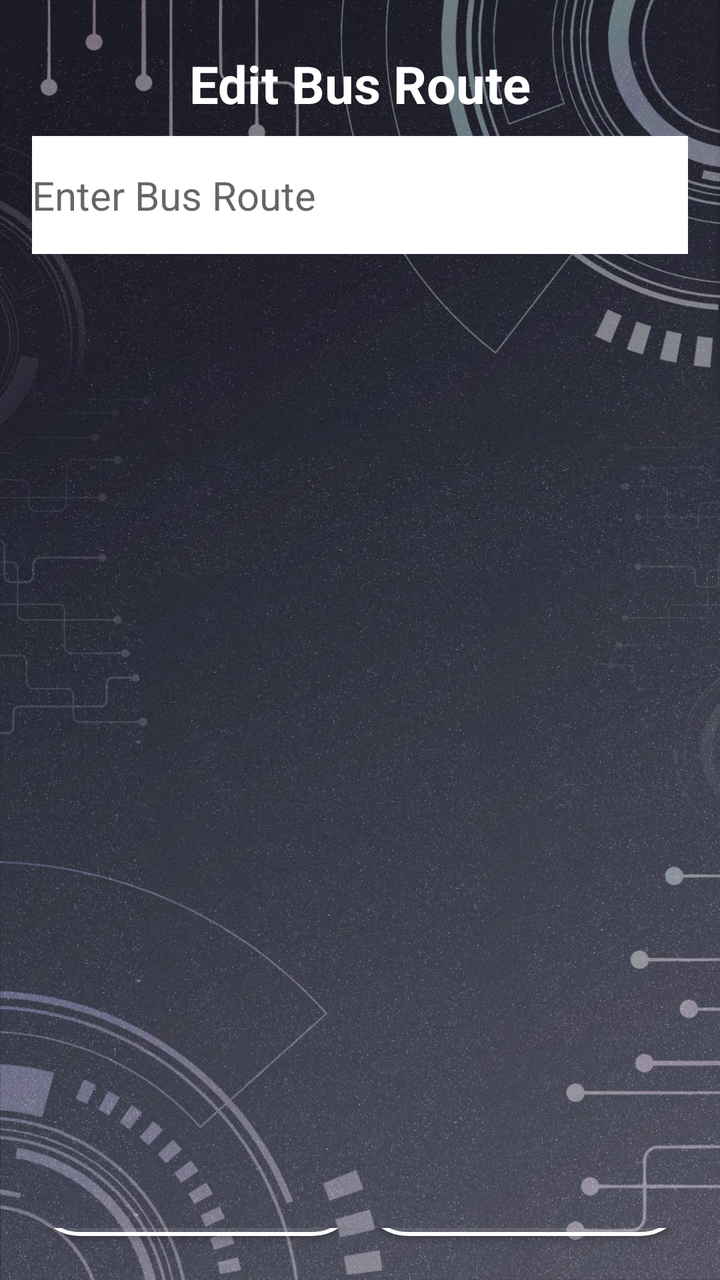
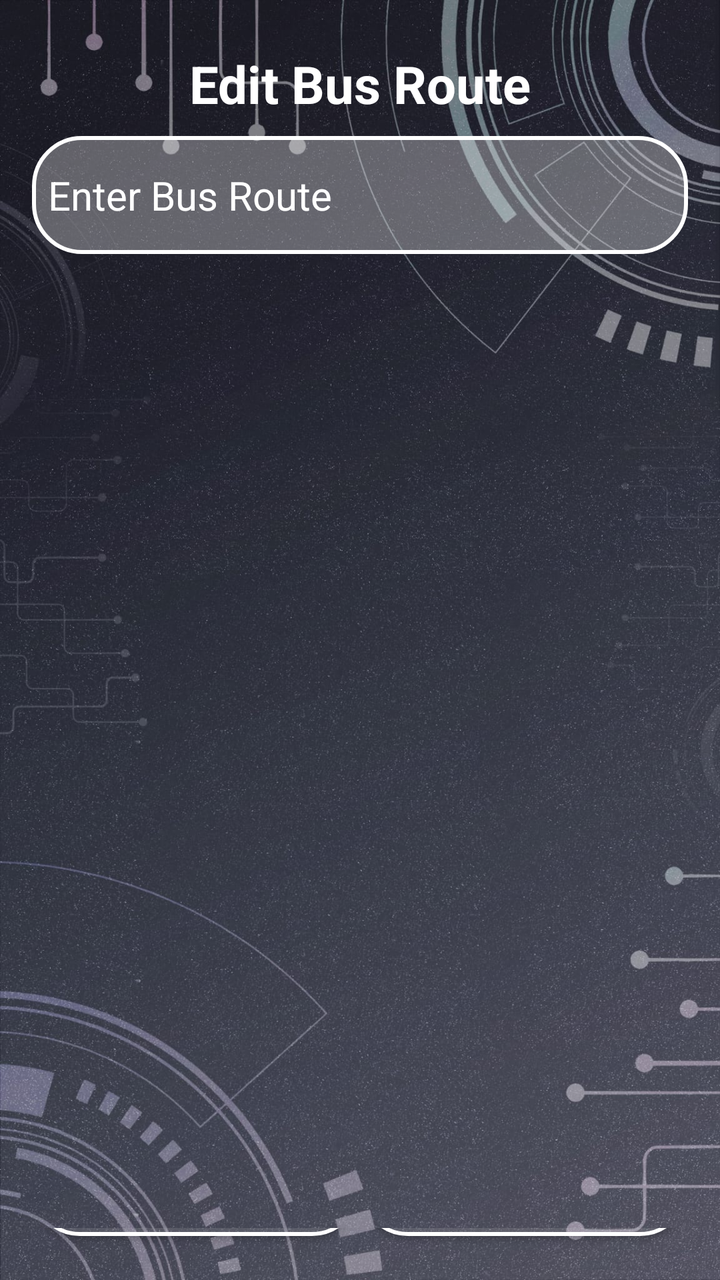

An Android layout rendered at two revisions. The XML below is the earlier revision; the diff shows what the commit changed to produce the second picture.
<!-- AndroidManifest.xml: application theme Theme.VISTA -->
<!-- res/layout/activity_edit_route.xml -->
<LinearLayout
    xmlns:android="http://schemas.android.com/apk/res/android"
    xmlns:tools="http://schemas.android.com/tools"
    xmlns:app="http://schemas.android.com/apk/res-auto"
    android:id="@+id/main"
    android:layout_width="match_parent"
    android:layout_height="match_parent"
    android:orientation="vertical"
    android:padding="16sp"
    tools:context=".FindBusEditMenuFunction.EditRouteActivity"
    android:background="@drawable/background">

    <TextView
        android:layout_width="match_parent"
        android:layout_height="52dp"
        android:gravity="center"
        android:text="@string/EditRouteActivity_title"
        android:textColor="@color/white"
        android:textSize="26sp"
        android:textStyle="bold" />

    <EditText
        android:id="@+id/etBusRoute"
        android:layout_width="match_parent"
        android:layout_height="59dp"
        android:layout_marginBottom="10dp"
        android:background="@color/white"
        android:hint="@string/EditRouteActivity_input"
        android:textSize="20sp" />

    <TextView
        android:layout_width="match_parent"
        android:layout_height="461dp"
        android:gravity="center"
        android:text=""
        android:textColor="@color/white"
        android:textSize="26sp"
        android:textStyle="bold" />

    
    <LinearLayout
        android:orientation="horizontal"
        android:layout_width="match_parent"
        android:layout_height="wrap_content"
        android:gravity="bottom"
        android:layout_marginTop="16dp"
        android:weightSum="2">

        
        <com.google.android.material.button.MaterialButton
            android:id="@+id/btnEditRouteActivityConfirm"
            style="@style/SemiTransparentRoundedButton"
            android:layout_width="0dp"
            android:layout_height="83dp"
            android:layout_weight="1"
            android:text="@string/btn_Confirm"
            android:textSize="22sp"
            android:textStyle="bold" />

        
        <com.google.android.material.button.MaterialButton
            android:id="@+id/btnEditRouteActivityNext"
            style="@style/SemiTransparentRoundedButton"
            android:layout_width="0dp"
            android:layout_height="83dp"
            android:layout_weight="1"
            android:text="@string/btn_next"
            android:textSize="22sp"
            android:textStyle="bold" />
    </LinearLayout>
</LinearLayout>
<!-- resources referenced by this layout -->
<resources>
  <color name="white">#FFFFFF</color>
  <!-- drawable background: jpeg bitmap (drawable, 288114 bytes) -->
  <string name="EditRouteActivity_input">Enter Bus Route</string>
  <string name="EditRouteActivity_title">Edit Bus Route</string>
  <string name="btn_Confirm">Confirm</string>
  <string name="btn_next">Next</string>
  <style name="SemiTransparentRoundedButton" parent="Widget.MaterialComponents.Button">
          <item name="android:textColor">#FFFFFF</item>
          <item name="background">@drawable/button_selector</item> 
          <item name="cornerRadius">24dp</item>
          <item name="strokeColor">#FFFFFF</item>
          <item name="strokeWidth">2dp</item>
          <item name="backgroundTint">#20FFFFFF</item> 
      </style>
  <style name="Theme.VISTA" parent="Theme.MaterialComponents.Light.NoActionBar">
          
          <item name="colorPrimary">@color/semi_transparent_white</item>
          <item name="colorPrimaryVariant">@color/semi_transparent_white</item>
          <item name="colorOnPrimary">@color/white</item>
          
      </style>
  <!-- drawable button_selector (drawable) -->
  <?xml version="1.0" encoding="utf-8"?>
  <selector xmlns:android="http://schemas.android.com/apk/res/android">
      
      <item android:state_pressed="true">
          <shape android:shape="rectangle">
              <solid android:color="#20FFFFFF" /> 
              <stroke android:width="2dp" android:color="#FFFFFF" />
              <corners android:radius="24dp" />
          </shape>
      </item>
  
      
      <item android:state_selected="true">
          <shape android:shape="rectangle">
              <solid android:color="#FFFF00" /> 
              <stroke android:width="2dp" android:color="#FFFFFF" />
              <corners android:radius="24dp" />
          </shape>
      </item>
  
      
      <item>
          <shape android:shape="rectangle">
              <solid android:color="#20FFFFFF" /> 
              <stroke android:width="2dp" android:color="#FFFFFF" />
              <corners android:radius="24dp" />
          </shape>
      </item>
  </selector>
  <color name="semi_transparent_white">#80FFFFFF</color>
</resources>

<!-- the commit's change to res/layout/activity_edit_route.xml (unified diff, before → after) -->
@@ -24,9 +24,11 @@
         android:layout_width="match_parent"
         android:layout_height="59dp"
         android:layout_marginBottom="10dp"
-        android:background="@color/white"
+        android:background="@drawable/edittext_background"
         android:hint="@string/EditRouteActivity_input"
-        android:textSize="20sp" />
+        android:textSize="20sp"
+        android:textColor="@color/white"
+        android:textColorHint="@color/white"/>
 
     <TextView
         android:layout_width="match_parent"
<!-- resource entries referenced after the edit -->
@@ -2,6 +2,26 @@
 <resources>
   <color name="white">#FFFFFF</color>
   <!-- drawable background: jpeg bitmap (drawable, 288114 bytes) -->
+  <!-- drawable edittext_background (drawable) -->
+  <?xml version="1.0" encoding="utf-8"?>
+  <shape xmlns:android="http://schemas.android.com/apk/res/android" android:shape="rectangle">
+  
+      
+      <stroke
+          android:width="2dp"
+          android:color="#FFFFFF" />
+  
+      <corners android:radius="24dp" />
+  
+      <padding
+          android:left="8dp"
+          android:top="8dp"
+          android:right="8dp"
+          android:bottom="8dp" />
+  
+      <solid android:color="#50FFFFFF" />
+  
+  </shape>
   <string name="EditRouteActivity_input">Enter Bus Route</string>
   <string name="EditRouteActivity_title">Edit Bus Route</string>
   <string name="btn_Confirm">Confirm</string>
